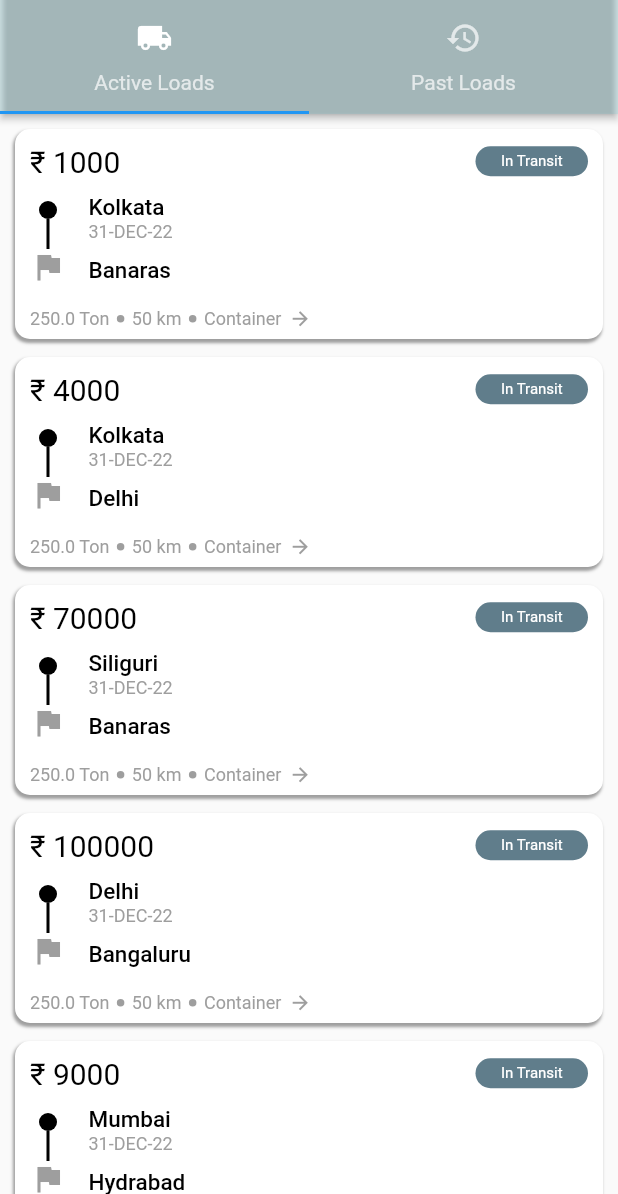
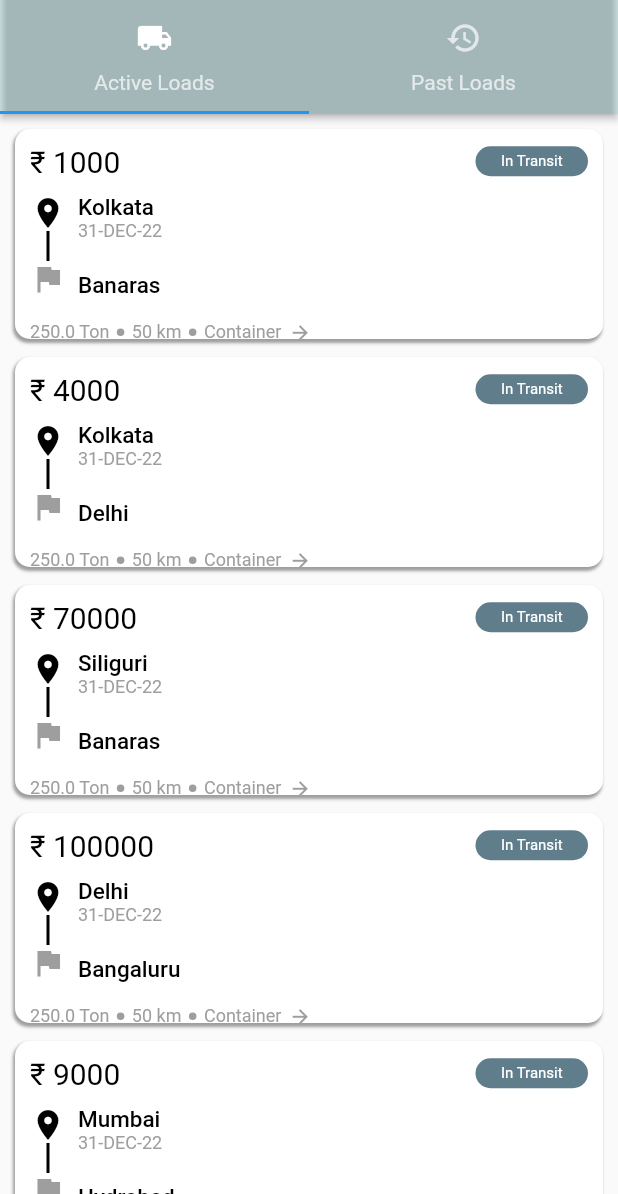
Before and after one commit to Adityabhaumik/haulx_adi, a Flutter app: the Load screen opened by its route, on a phone screen of 412 x 824 dp, the part 42-1236 px from its top. Run offline on Flutter 3.47's test engine with Material 2 defaults, Android fonts, the phone set to English and light mode, and no system bars; our stand-ins replace dotted_line.

Commit message:
updated v4

```diff
--- a/lib/screens/all_loads.dart
+++ b/lib/screens/all_loads.dart
@@ -273,17 +273,15 @@ class OrderTile extends StatelessWidget {
                         mainAxisAlignment: MainAxisAlignment.start,
                         children: [
                           const SizedBox(
-                            height: 15,
+                            height: 10,
                           ),
-                          Container(
-                              height: 12,
-                              width: 12,
-                              decoration: BoxDecoration(
-                                  color: pickUpTime == null
-                                      ? Colors.grey
-                                      : Colors.black,
-                                  borderRadius: const BorderRadius.all(
-                                      Radius.circular(10)))),
+                          Icon(
+                            Icons.location_on,
+                            color:
+                            pickUpTime == null
+                                ? Colors.grey
+                                : Colors.black,
+                          ),
                           Container(
                               height: 20,
                               width: 2,
@@ -300,10 +298,11 @@ class OrderTile extends StatelessWidget {
                         ],
                       ),
                       const SizedBox(
-                        width: 15,
+                        width: 8,
                       ),
                       Column(
                         crossAxisAlignment: CrossAxisAlignment.start,
+                        mainAxisAlignment: MainAxisAlignment.start,
                         children: [
                           const SizedBox(
                             height: 10,
@@ -333,7 +332,7 @@ class OrderTile extends StatelessWidget {
                             ),
                           ),
                           const SizedBox(
-                            height: 10,
+                            height: 20,
                           ),
                           SizedBox(
                             child: Column(
```
